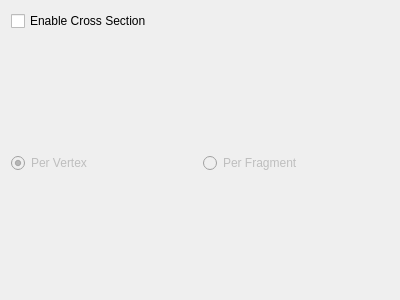
This is vclib/render/src/vclib/qt/gui/mesh_render_settings_frame/cross_section_settings_frame.ui in alemuntoni/vclib as Qt 5 draws it before an edit. The edited form follows.
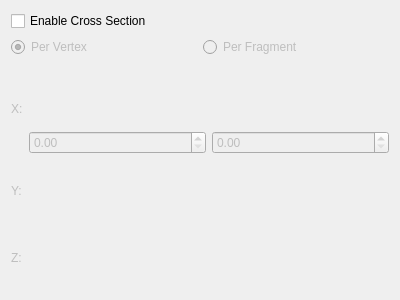
This is the edited form. Custom widgets are drawn as their Qt base class.

Commit message: [render] add X slider to CrossSectionFrame

What changed in the file:
```diff
--- a/vclib/render/src/vclib/qt/gui/mesh_render_settings_frame/cross_section_settings_frame.ui
+++ b/vclib/render/src/vclib/qt/gui/mesh_render_settings_frame/cross_section_settings_frame.ui
@@ -68,11 +68,112 @@
         </attribute>
        </widget>
       </item>
+      <item row="1" column="0" colspan="2">
+       <widget class="QFrame" name="frame">
+        <property name="frameShape">
+         <enum>QFrame::Shape::NoFrame</enum>
+        </property>
+        <property name="frameShadow">
+         <enum>QFrame::Shadow::Plain</enum>
+        </property>
+        <layout class="QGridLayout" name="gridLayout_2">
+         <property name="leftMargin">
+          <number>0</number>
+         </property>
+         <property name="topMargin">
+          <number>0</number>
+         </property>
+         <property name="rightMargin">
+          <number>0</number>
+         </property>
+         <property name="bottomMargin">
+          <number>0</number>
+         </property>
+         <item row="1" column="1">
+          <widget class="QDoubleSpinBox" name="xMinSpinBox">
+           <property name="sizePolicy">
+            <sizepolicy hsizetype="MinimumExpanding" vsizetype="Fixed">
+             <horstretch>0</horstretch>
+             <verstretch>0</verstretch>
+            </sizepolicy>
+           </property>
+          </widget>
+         </item>
+         <item row="2" column="0">
+          <widget class="QLabel" name="yLabel">
+           <property name="sizePolicy">
+            <sizepolicy hsizetype="Minimum" vsizetype="Preferred">
+             <horstretch>0</horstretch>
+             <verstretch>0</verstretch>
+            </sizepolicy>
+           </property>
+           <property name="text">
+            <string>Y:</string>
+           </property>
+          </widget>
+         </item>
+         <item row="3" column="0">
+          <widget class="QLabel" name="zLabel">
+           <property name="sizePolicy">
+            <sizepolicy hsizetype="Minimum" vsizetype="Preferred">
+             <horstretch>0</horstretch>
+             <verstretch>0</verstretch>
+            </sizepolicy>
+           </property>
+           <property name="text">
+            <string>Z:</string>
+           </property>
+          </widget>
+         </item>
+         <item row="0" column="0" rowspan="2">
+          <widget class="QLabel" name="xLabel">
+           <property name="sizePolicy">
+            <sizepolicy hsizetype="Minimum" vsizetype="Preferred">
+             <horstretch>0</horstretch>
+             <verstretch>0</verstretch>
+            </sizepolicy>
+           </property>
+           <property name="text">
+            <string>X:</string>
+           </property>
+          </widget>
+         </item>
+         <item row="1" column="2">
+          <widget class="QDoubleSpinBox" name="xMaxSpinBox">
+           <property name="sizePolicy">
+            <sizepolicy hsizetype="MinimumExpanding" vsizetype="Fixed">
+             <horstretch>0</horstretch>
+             <verstretch>0</verstretch>
+            </sizepolicy>
+           </property>
+          </widget>
+         </item>
+         <item row="0" column="1" colspan="2">
+          <widget class="vcl::qt::FloatRangeSlider" name="xFloatRangeSlider" native="true">
+           <property name="sizePolicy">
+            <sizepolicy hsizetype="MinimumExpanding" vsizetype="Preferred">
+             <horstretch>0</horstretch>
+             <verstretch>0</verstretch>
+            </sizepolicy>
+           </property>
+          </widget>
+         </item>
+        </layout>
+       </widget>
+      </item>
      </layout>
     </widget>
    </item>
   </layout>
  </widget>
+ <customwidgets>
+  <customwidget>
+   <class>vcl::qt::FloatRangeSlider</class>
+   <extends>QWidget</extends>
+   <header>vclib/qt/gui/float_range_slider.h</header>
+   <container>1</container>
+  </customwidget>
+ </customwidgets>
  <resources/>
  <connections/>
  <buttongroups>
```
The commit also changes 9 other files.
